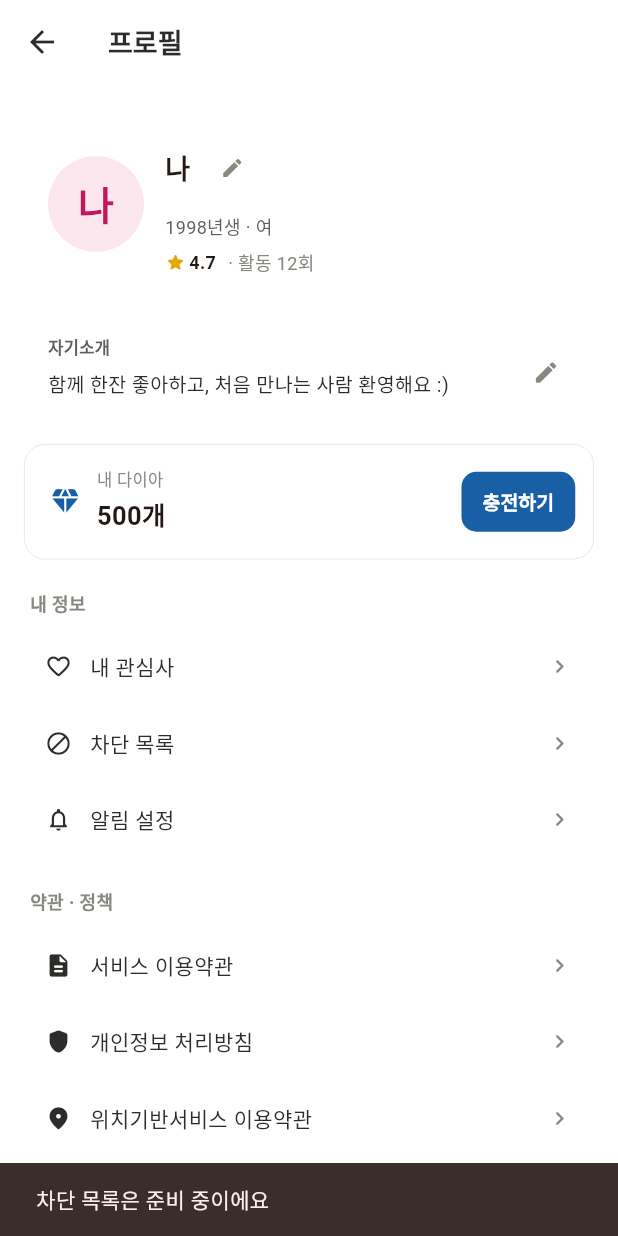
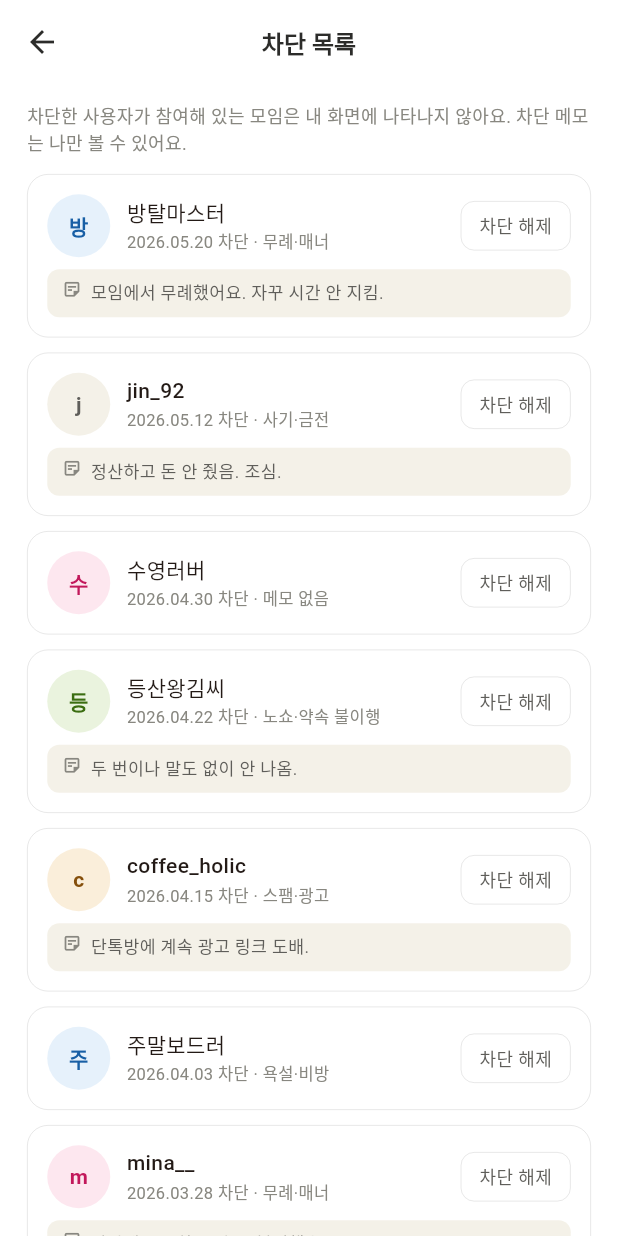
Before and after one commit to MoonOnYou/moija, a Flutter app: the ProfileScreen screen opened directly, after a tap on "차단 목록", on a phone screen of 412 x 824 dp. Run offline on Flutter 3.47's test engine with Material 3 defaults, Android fonts, the phone set to English and light mode, and no system bars; our stand-ins replace shared_preferences; accounts and stored records are empty; Roboto replaces fonts that are missing (Pretendard).

Commit message:
feat: 프로필 차단 목록 화면 추가
- 프로필 > 차단 목록 진입 시 차단 사용자 리스트 화면 (15_차단목록.html 기반)
- 스크롤되는 카드 10명 mock: 아바타·닉네임·차단일·사유·메모·차단 해제
- 차단 해제는 코랄 테마 커스텀 확인 팝업 후 목록에서 제거

Co-Authored-By: Claude Opus 4.8 (1M context) <noreply@anthropic.com>

```diff
--- /dev/null
+++ b/lib/features/profile/block_list_screen.dart
@@ -0,0 +1,375 @@
+import 'package:flutter/material.dart';
+import '../../theme/app_colors.dart';
+
+/// 차단한 사용자 목록 (docs/page/15_차단목록.html 참고).
+/// 차단 해제 시 목록에서 제거된다. mock 데이터.
+class BlockListScreen extends StatefulWidget {
+  const BlockListScreen({super.key});
+
+  @override
+  State<BlockListScreen> createState() => _BlockListScreenState();
+}
+
+class _BlockedUser {
+  const _BlockedUser({
+    required this.name,
+    required this.date,
+    required this.reason,
+    this.memo = '',
+    required this.avatarBg,
+    required this.avatarFg,
+  });
+
+  final String name;
+  final String date;
+  final String reason;
+  final String memo;
+  final Color avatarBg;
+  final Color avatarFg;
+}
+
+class _BlockListScreenState extends State<BlockListScreen> {
+  late final List<_BlockedUser> _users = [
+    const _BlockedUser(
+      name: '방탈마스터',
+      date: '2026.05.20',
+      reason: '무례·매너',
+      memo: '모임에서 무례했어요. 자꾸 시간 안 지킴.',
+      avatarBg: AppColors.bgInfo,
+      avatarFg: AppColors.textInfo,
+    ),
+    const _BlockedUser(
+      name: 'jin_92',
+      date: '2026.05.12',
+      reason: '사기·금전',
+      memo: '정산하고 돈 안 줬음. 조심.',
+      avatarBg: AppColors.bgSecondary,
+      avatarFg: AppColors.textSecondary,
+    ),
+    const _BlockedUser(
+      name: '수영러버',
+      date: '2026.04.30',
+      reason: '메모 없음',
+      avatarBg: AppColors.bgPink,
+      avatarFg: AppColors.textPink,
+    ),
+    const _BlockedUser(
+      name: '등산왕김씨',
+      date: '2026.04.22',
+      reason: '노쇼·약속 불이행',
+      memo: '두 번이나 말도 없이 안 나옴.',
+      avatarBg: AppColors.bgSuccess,
+      avatarFg: AppColors.textSuccess,
+    ),
+    const _BlockedUser(
+      name: 'coffee_holic',
+      date: '2026.04.15',
+      reason: '스팸·광고',
+      memo: '단톡방에 계속 광고 링크 도배.',
+      avatarBg: AppColors.bgWarning,
+      avatarFg: AppColors.textWarning,
+    ),
+    const _BlockedUser(
+      name: '주말보드러',
+      date: '2026.04.03',
+      reason: '욕설·비방',
+      avatarBg: AppColors.bgInfo,
+      avatarFg: AppColors.textInfo,
+    ),
+    const _BlockedUser(
+      name: 'mina__',
+      date: '2026.03.28',
+      reason: '무례·매너',
+      memo: '반말에 무시하는 말투. 불편했음.',
+      avatarBg: AppColors.bgPink,
+      avatarFg: AppColors.textPink,
+    ),
+    const _BlockedUser(
+      name: '러닝크루대장',
+      date: '2026.03.19',
+      reason: '메모 없음',
+      avatarBg: AppColors.bgSuccess,
+      avatarFg: AppColors.textSuccess,
+    ),
+    const _BlockedUser(
+      name: 'park_dev',
+      date: '2026.03.05',
+      reason: '사기·금전',
+      memo: '회비 걷고 잠수 탔어요.',
+      avatarBg: AppColors.bgSecondary,
+      avatarFg: AppColors.textSecondary,
+    ),
+    const _BlockedUser(
+      name: '카페투어__',
+      date: '2026.02.21',
+      reason: '불쾌한 언행',
+      memo: '자꾸 사적인 연락 시도해서 차단함.',
+      avatarBg: AppColors.bgWarning,
+      avatarFg: AppColors.textWarning,
+    ),
+  ];
+
+  Future<void> _unblock(_BlockedUser user) async {
+    final ok = await showDialog<bool>(
+      context: context,
+      barrierColor: Colors.black.withValues(alpha: 0.4),
+      builder: (_) => _UnblockDialog(name: user.name),
+    );
+    if (ok == true && mounted) {
+      setState(() => _users.remove(user));
+      ScaffoldMessenger.maybeOf(context)?.showSnackBar(
+        SnackBar(
+          content: Text('${user.name} 님을 차단 해제했어요'),
+          duration: const Duration(seconds: 2),
+        ),
+      );
+    }
+  }
+
+  @override
+  Widget build(BuildContext context) {
+    return Scaffold(
+      backgroundColor: AppColors.bgPrimary,
+      appBar: AppBar(
+        backgroundColor: AppColors.bgPrimary,
+        elevation: 0,
+        scrolledUnderElevation: 0,
+        surfaceTintColor: Colors.transparent,
+        foregroundColor: AppColors.textPrimary,
+        title: const Text('차단 목록',
+            style: TextStyle(fontSize: 16, fontWeight: FontWeight.w600)),
+        centerTitle: true,
+      ),
+      body: _users.isEmpty
+          ? const Center(
+              child: Text('차단한 사용자가 없어요',
+                  style: TextStyle(
+                      fontSize: 14, color: AppColors.textTertiary)),
+            )
+          : ListView(
+              padding: const EdgeInsets.fromLTRB(18, 12, 18, 24),
+              children: [
+                const Padding(
+                  padding: EdgeInsets.only(bottom: 12),
+                  child: Text(
+                    '차단한 사용자가 참여해 있는 모임은 내 화면에 나타나지 않아요. 차단 메모는 나만 볼 수 있어요.',
+                    style: TextStyle(
+                        fontSize: 12,
+                        height: 1.45,
+                        color: AppColors.textTertiary),
+                  ),
+                ),
+                for (final user in _users)
+                  _BlockedCard(user: user, onUnblock: () => _unblock(user)),
+              ],
+            ),
+    );
+  }
+}
+
+class _BlockedCard extends StatelessWidget {
+  const _BlockedCard({required this.user, required this.onUnblock});
+  final _BlockedUser user;
+  final VoidCallback onUnblock;
+
+  @override
+  Widget build(BuildContext context) {
+    final initial = user.name.isNotEmpty ? user.name.characters.first : '?';
+    return Container(
+      margin: const EdgeInsets.only(bottom: 10),
+      padding: const EdgeInsets.all(13),
+      decoration: BoxDecoration(
+        borderRadius: BorderRadius.circular(14),
+        border: Border.all(color: AppColors.borderTertiary, width: 0.5),
+      ),
+      child: Column(
+        crossAxisAlignment: CrossAxisAlignment.start,
+        children: [
+          Row(
+            children: [
+              Container(
+                width: 42,
+                height: 42,
+                alignment: Alignment.center,
+                decoration: BoxDecoration(
+                  color: user.avatarBg,
+                  shape: BoxShape.circle,
+                ),
+                child: Text(initial,
+                    style: TextStyle(
+                        fontSize: 14,
+                        fontWeight: FontWeight.w600,
+                        color: user.avatarFg)),
+              ),
+              const SizedBox(width: 11),
+              Expanded(
+                child: Column(
+                  crossAxisAlignment: CrossAxisAlignment.start,
+                  children: [
+                    Text(user.name,
+                        maxLines: 1,
+                        overflow: TextOverflow.ellipsis,
+                        style: const TextStyle(
+                            fontSize: 14, fontWeight: FontWeight.w500)),
+                    const SizedBox(height: 2),
+                    Text('${user.date} 차단 · ${user.reason}',
+                        style: const TextStyle(
+                            fontSize: 11, color: AppColors.textTertiary)),
+                  ],
+                ),
+              ),
+              const SizedBox(width: 8),
+              _UnblockButton(onTap: onUnblock),
+            ],
+          ),
+          if (user.memo.isNotEmpty) ...[
+            const SizedBox(height: 8),
+            Container(
+              padding: const EdgeInsets.fromLTRB(10, 7, 10, 7),
+              decoration: BoxDecoration(
+                color: AppColors.bgSecondary,
+                borderRadius: BorderRadius.circular(8),
+              ),
+              child: Row(
+                crossAxisAlignment: CrossAxisAlignment.start,
+                children: [
+                  const Icon(Icons.sticky_note_2_outlined,
+                      size: 13, color: AppColors.textTertiary),
+                  const SizedBox(width: 6),
+                  Expanded(
+                    child: Text(user.memo,
+                        style: const TextStyle(
+                            fontSize: 11.5,
+                            height: 1.45,
+                            color: AppColors.textSecondary)),
+                  ),
+                ],
+              ),
+            ),
+          ],
+        ],
+      ),
+    );
+  }
+}
+
+class _UnblockDialog extends StatelessWidget {
+  const _UnblockDialog({required this.name});
+  final String name;
+
+  @override
+  Widget build(BuildContext context) {
+    return Dialog(
+      backgroundColor: AppColors.bgPrimary,
+      elevation: 0,
+      shape: RoundedRectangleBorder(borderRadius: BorderRadius.circular(20)),
+      insetPadding: const EdgeInsets.symmetric(horizontal: 40),
+      child: Padding(
+        padding: const EdgeInsets.fromLTRB(24, 26, 24, 18),
+        child: Column(
+          mainAxisSize: MainAxisSize.min,
+          children: [
+            Container(
+              width: 52,
+              height: 52,
+              decoration: const BoxDecoration(
+                color: AppColors.bgCoral,
+                shape: BoxShape.circle,
+              ),
+              child: const Icon(Icons.lock_open_rounded,
+                  color: AppColors.coral, size: 26),
+            ),
+            const SizedBox(height: 18),
+            const Text(
+              '차단을 해제할까요?',
+              style: TextStyle(
+                fontSize: 18,
+                fontWeight: FontWeight.w700,
+                color: AppColors.textPrimary,
+                letterSpacing: -0.3,
+              ),
+            ),
+            const SizedBox(height: 10),
+            Text.rich(
+              TextSpan(
+                style: const TextStyle(
+                  fontSize: 13.5,
+                  height: 1.5,
+                  color: AppColors.textSecondary,
+                ),
+                children: [
+                  TextSpan(
+                    text: name,
+                    style: const TextStyle(
+                      fontWeight: FontWeight.w700,
+                      color: AppColors.textPrimary,
+                    ),
+                  ),
+                  const TextSpan(text: ' 님이 다시 같은 모임·채팅에\n함께 나타날 수 있어요.'),
+                ],
+              ),
+              textAlign: TextAlign.center,
+            ),
+            const SizedBox(height: 22),
+            SizedBox(
+              width: double.infinity,
+              height: 50,
+              child: ElevatedButton(
+                style: ElevatedButton.styleFrom(
+                  backgroundColor: AppColors.coral,
+                  foregroundColor: Colors.white,
+                  elevation: 0,
+                  shape: RoundedRectangleBorder(
+                      borderRadius: BorderRadius.circular(13)),
+                  textStyle: const TextStyle(
+                      fontSize: 15, fontWeight: FontWeight.w700),
+                ),
+                onPressed: () => Navigator.of(context).pop(true),
+                child: const Text('차단 해제'),
+              ),
+            ),
+            const SizedBox(height: 4),
+            SizedBox(
+              width: double.infinity,
+              height: 46,
+              child: TextButton(
+                style: TextButton.styleFrom(
+                  foregroundColor: AppColors.textTertiary,
+                  textStyle: const TextStyle(
+                      fontSize: 14, fontWeight: FontWeight.w600),
+                ),
+                onPressed: () => Navigator.of(context).pop(false),
+                child: const Text('취소'),
+              ),
+            ),
+          ],
+        ),
+      ),
+    );
+  }
+}
+
+class _UnblockButton extends StatelessWidget {
+  const _UnblockButton({required this.onTap});
+  final VoidCallback onTap;
+
+  @override
+  Widget build(BuildContext context) {
+    return InkWell(
+      onTap: onTap,
+      borderRadius: BorderRadius.circular(9),
+      child: Container(
+        padding: const EdgeInsets.symmetric(horizontal: 12, vertical: 7),
+        decoration: BoxDecoration(
+          borderRadius: BorderRadius.circular(9),
+          border: Border.all(color: AppColors.borderTertiary, width: 0.5),
+        ),
+        child: const Text('차단 해제',
+            style: TextStyle(
+                fontSize: 12,
+                fontWeight: FontWeight.w500,
+                color: AppColors.textSecondary)),
+      ),
+    );
+  }
+}
--- a/lib/features/profile/profile_screen.dart
+++ b/lib/features/profile/profile_screen.dart
@@ -4,6 +4,7 @@ import '../../models/member.dart';
 import '../../theme/app_colors.dart';
 import '../meeting/diamond_recharge_screen.dart';
 import '../signup/signup_start_screen.dart';
+import 'block_list_screen.dart';
 import 'edit_text_screen.dart';
 
 /// 프로필 메인 화면.
@@ -131,7 +132,8 @@ class _ProfileScreenState extends State<ProfileScreen> {
           _MenuTile(
               icon: Icons.block_rounded,
               label: '차단 목록',
-              onTap: () => _stub('차단 목록')),
+              onTap: () => Navigator.of(context).push(MaterialPageRoute(
+                  builder: (_) => const BlockListScreen()))),
           _MenuTile(
               icon: Icons.notifications_none_rounded,
               label: '알림 설정',
```
